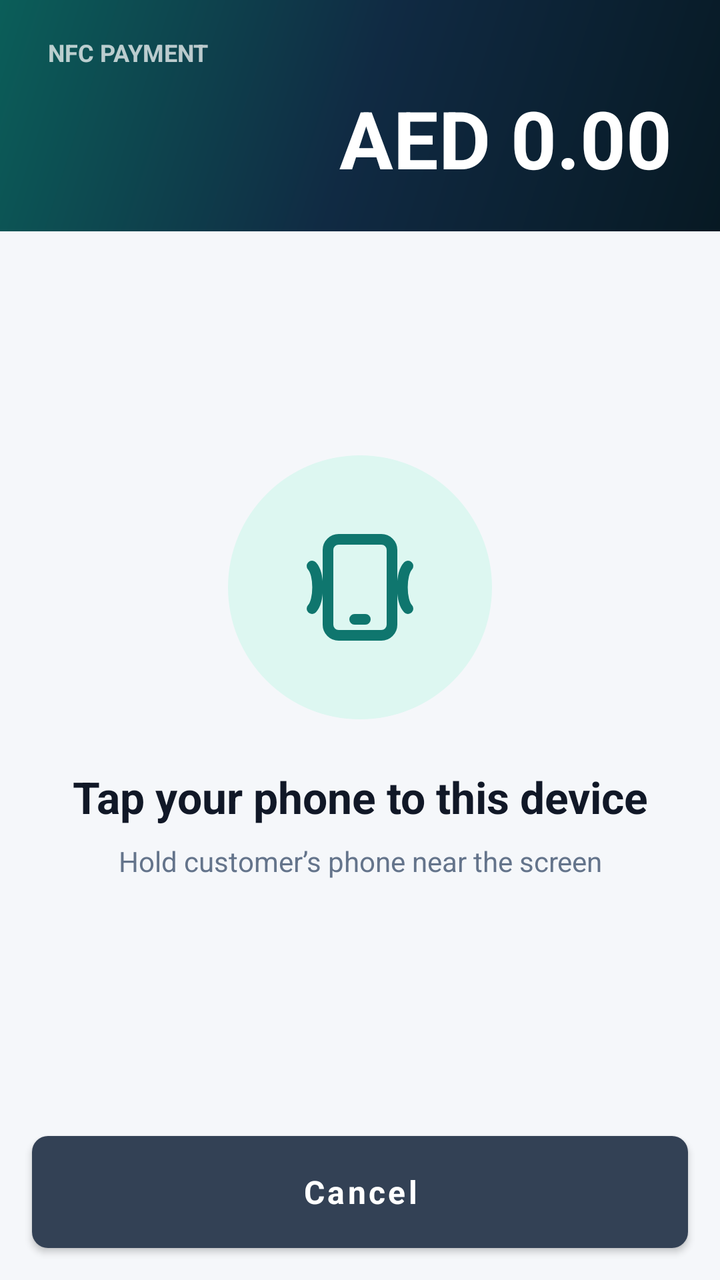
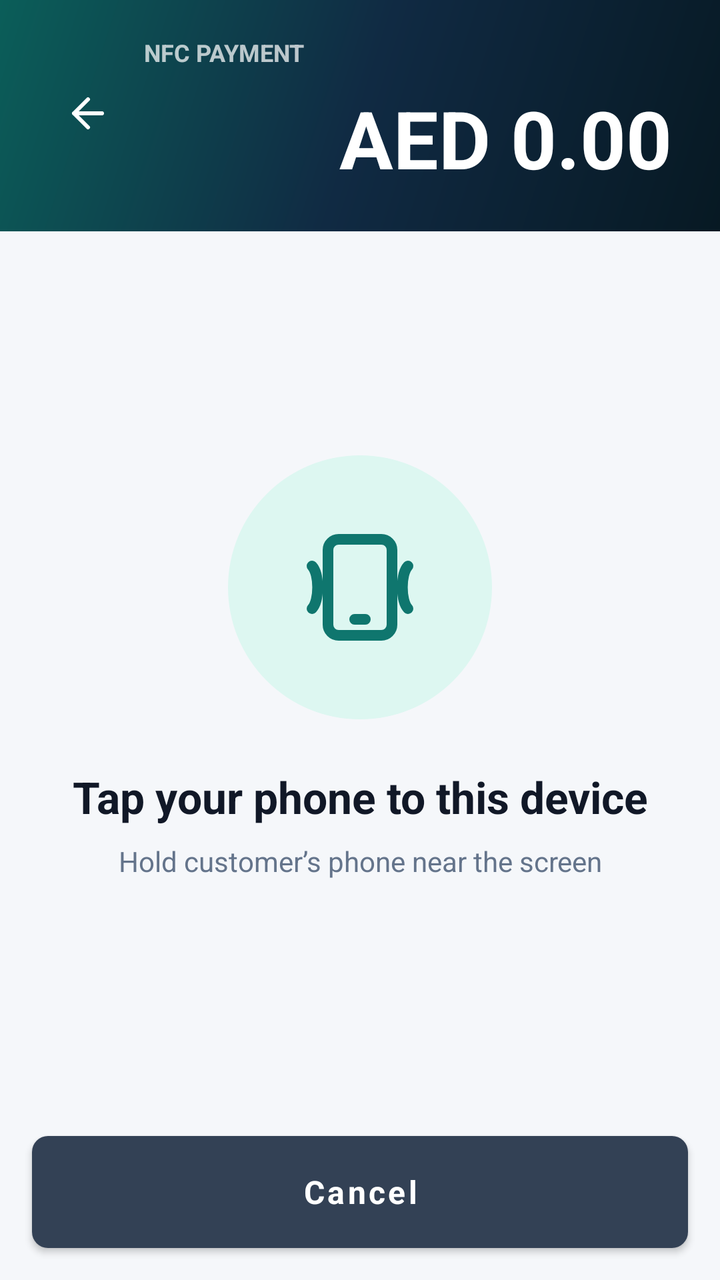

The first picture is an Android layout as it rendered before a commit; the second is the same layout after the commit. The layout source and the unified diff follow.
<!-- AndroidManifest.xml: application theme AppTheme -->
<!-- res/layout/activity_nfc_pay.xml -->
<?xml version="1.0" encoding="utf-8"?>
<LinearLayout xmlns:android="http://schemas.android.com/apk/res/android"
    xmlns:app="http://schemas.android.com/apk/res-auto"
    android:layout_width="match_parent"
    android:layout_height="match_parent"
    android:background="@color/background"
    android:orientation="vertical">

    <TextView
        android:id="@+id/tv_timer"
        android:layout_width="0dp"
        android:layout_height="0dp"
        android:visibility="gone" />

    <LinearLayout
        android:layout_width="match_parent"
        android:layout_height="match_parent"
        android:background="@color/background"
        android:orientation="vertical">

        <LinearLayout
            android:layout_width="match_parent"
            android:layout_height="wrap_content"
            android:background="@drawable/bg_amount_panel"
            android:orientation="vertical"
            android:paddingStart="24dp"
            android:paddingTop="18dp"
            android:paddingEnd="24dp"
            android:paddingBottom="20dp">

            <TextView
                style="@style/TextSectionLabel"
                android:layout_width="wrap_content"
                android:layout_height="wrap_content"
                android:text="@string/nfc_pay_title"
                android:textColor="#B8FFFFFF" />

            <TextView
                android:id="@+id/tv_amount"
                android:layout_width="match_parent"
                android:layout_height="wrap_content"
                android:layout_marginTop="8dp"
                android:gravity="end"
                android:text="AED 0.00"
                android:textColor="@color/white"
                android:textSize="40sp"
                android:textStyle="bold" />
        </LinearLayout>

        <LinearLayout
            android:layout_width="match_parent"
            android:layout_height="0dp"
            android:layout_weight="1"
            android:gravity="center"
            android:orientation="vertical"
            android:padding="@dimen/screen_margin">

            <FrameLayout
                android:layout_width="132dp"
                android:layout_height="132dp"
                android:background="@drawable/bg_soft_accent_circle">

                <ImageView
                    android:layout_width="64dp"
                    android:layout_height="64dp"
                    android:layout_gravity="center"
                    android:contentDescription="@null"
                    android:src="@drawable/ic_phone_tap" />
            </FrameLayout>

            <TextView
                style="@style/TextScreenTitle"
                android:layout_width="match_parent"
                android:layout_height="wrap_content"
                android:layout_marginTop="24dp"
                android:gravity="center"
                android:text="@string/nfc_pay_instruction" />

            <TextView
                style="@style/TextBodyMuted"
                android:layout_width="match_parent"
                android:layout_height="wrap_content"
                android:layout_marginTop="8dp"
                android:gravity="center"
                android:text="@string/nfc_pay_subtitle" />
        </LinearLayout>

        <com.google.android.material.button.MaterialButton
            android:id="@+id/btn_cancel"
            style="@style/SecondaryButton"
            android:layout_width="match_parent"
            android:layout_height="@dimen/button_height"
            android:layout_margin="@dimen/screen_margin"
            android:text="@string/qr_cancel" />
    </LinearLayout>
</LinearLayout>
<!-- resources referenced by this layout -->
<resources>
  <color name="background">#F5F7FA</color>
  <color name="white">#FFFFFF</color>
  <dimen name="button_height">56dp</dimen>
  <dimen name="screen_margin">16dp</dimen>
  <!-- drawable bg_amount_panel (drawable) -->
  <?xml version="1.0" encoding="utf-8"?>
  <shape xmlns:android="http://schemas.android.com/apk/res/android">
      <gradient
          android:angle="135"
          android:startColor="@color/primary_dark"
          android:centerColor="@color/primary"
          android:endColor="@color/accent_dark" />
  </shape>
  <!-- drawable bg_soft_accent_circle (drawable) -->
  <?xml version="1.0" encoding="utf-8"?>
  <shape xmlns:android="http://schemas.android.com/apk/res/android"
      android:shape="oval">
      <solid android:color="@color/accent_soft" />
  </shape>
  <string name="nfc_pay_instruction">Tap your phone to this device</string>
  <string name="nfc_pay_subtitle">Hold customer’s phone near the screen</string>
  <string name="nfc_pay_title">NFC Payment</string>
  <string name="qr_cancel">Cancel</string>
  <style name="SecondaryButton" parent="Widget.MaterialComponents.Button">
          <item name="android:minHeight">@dimen/button_height</item>
          <item name="backgroundTint">@color/btn_secondary</item>
          <item name="android:textColor">@color/white</item>
          <item name="android:textSize">16sp</item>
          <item name="android:textStyle">bold</item>
          <item name="android:textAllCaps">false</item>
          <item name="cornerRadius">8dp</item>
          <item name="android:insetTop">0dp</item>
          <item name="android:insetBottom">0dp</item>
          <item name="rippleColor">@color/primary_dark</item>
      </style>
  <style name="TextBodyMuted">
          <item name="android:textColor">@color/text_secondary</item>
          <item name="android:textSize">14sp</item>
      </style>
  <style name="TextScreenTitle">
          <item name="android:textColor">@color/text_primary</item>
          <item name="android:textSize">22sp</item>
          <item name="android:textStyle">bold</item>
      </style>
  <style name="TextSectionLabel">
          <item name="android:textColor">@color/text_secondary</item>
          <item name="android:textSize">12sp</item>
          <item name="android:textStyle">bold</item>
          <item name="android:textAllCaps">true</item>
      </style>
  <style name="AppTheme" parent="Theme.MaterialComponents.Light.NoActionBar">
          <item name="colorPrimary">@color/primary</item>
          <item name="colorPrimaryDark">@color/primary_dark</item>
          <item name="colorAccent">@color/accent</item>
          <item name="android:windowBackground">@color/background</item>
          <item name="android:statusBarColor">@color/primary_dark</item>
          <item name="android:navigationBarColor">@color/primary_dark</item>
          <item name="android:fontFamily">sans-serif</item>
      </style>
  <color name="primary_dark">#071923</color>
  <color name="primary">#102A43</color>
  <color name="accent_dark">#0B5E59</color>
  <color name="accent_soft">#DDF7F1</color>
  <color name="accent">#0F766E</color>
  <color name="btn_secondary">#334155</color>
  <color name="text_secondary">#64748B</color>
  <color name="text_primary">#111827</color>
  <!-- unchanged entries left out for length: 1 -->
</resources>

<!-- the commit's change to res/layout/activity_nfc_pay.xml (unified diff, before → after) -->
@@ -22,29 +22,47 @@
             android:layout_width="match_parent"
             android:layout_height="wrap_content"
             android:background="@drawable/bg_amount_panel"
-            android:orientation="vertical"
+            android:gravity="center_vertical"
+            android:orientation="horizontal"
             android:paddingStart="24dp"
             android:paddingTop="18dp"
             android:paddingEnd="24dp"
             android:paddingBottom="20dp">
 
-            <TextView
-                style="@style/TextSectionLabel"
-                android:layout_width="wrap_content"
+            <ImageButton
+                android:id="@+id/btn_back"
+                android:layout_width="40dp"
+                android:layout_height="40dp"
+                android:layout_marginEnd="8dp"
+                android:background="?attr/selectableItemBackgroundBorderless"
+                android:contentDescription="@string/back"
+                android:padding="8dp"
+                android:src="@drawable/ic_arrow_back" />
+
+            <LinearLayout
+                android:layout_width="0dp"
                 android:layout_height="wrap_content"
-                android:text="@string/nfc_pay_title"
-                android:textColor="#B8FFFFFF" />
+                android:layout_weight="1"
+                android:orientation="vertical">
 
-            <TextView
-                android:id="@+id/tv_amount"
-                android:layout_width="match_parent"
-                android:layout_height="wrap_content"
-                android:layout_marginTop="8dp"
-                android:gravity="end"
-                android:text="AED 0.00"
-                android:textColor="@color/white"
-                android:textSize="40sp"
-                android:textStyle="bold" />
+                <TextView
+                    style="@style/TextSectionLabel"
+                    android:layout_width="wrap_content"
+                    android:layout_height="wrap_content"
+                    android:text="@string/nfc_pay_title"
+                    android:textColor="#B8FFFFFF" />
+
+                <TextView
+                    android:id="@+id/tv_amount"
+                    android:layout_width="match_parent"
+                    android:layout_height="wrap_content"
+                    android:layout_marginTop="8dp"
+                    android:gravity="end"
+                    android:text="AED 0.00"
+                    android:textColor="@color/white"
+                    android:textSize="40sp"
+                    android:textStyle="bold" />
+            </LinearLayout>
         </LinearLayout>
 
         <LinearLayout
<!-- resource entries referenced after the edit -->
@@ -19,6 +19,22 @@
       android:shape="oval">
       <solid android:color="@color/accent_soft" />
   </shape>
+  <!-- drawable ic_arrow_back (drawable) -->
+  <?xml version="1.0" encoding="utf-8"?>
+  <vector xmlns:android="http://schemas.android.com/apk/res/android"
+      android:width="24dp"
+      android:height="24dp"
+      android:viewportWidth="24"
+      android:viewportHeight="24">
+      <path
+          android:fillColor="@android:color/transparent"
+          android:pathData="M19,12H5M12,5l-7,7 7,7"
+          android:strokeColor="@color/white"
+          android:strokeLineCap="round"
+          android:strokeLineJoin="round"
+          android:strokeWidth="2" />
+  </vector>
+  <string name="back">Back</string>
   <string name="nfc_pay_instruction">Tap your phone to this device</string>
   <string name="nfc_pay_subtitle">Hold customer’s phone near the screen</string>
   <string name="nfc_pay_title">NFC Payment</string>
